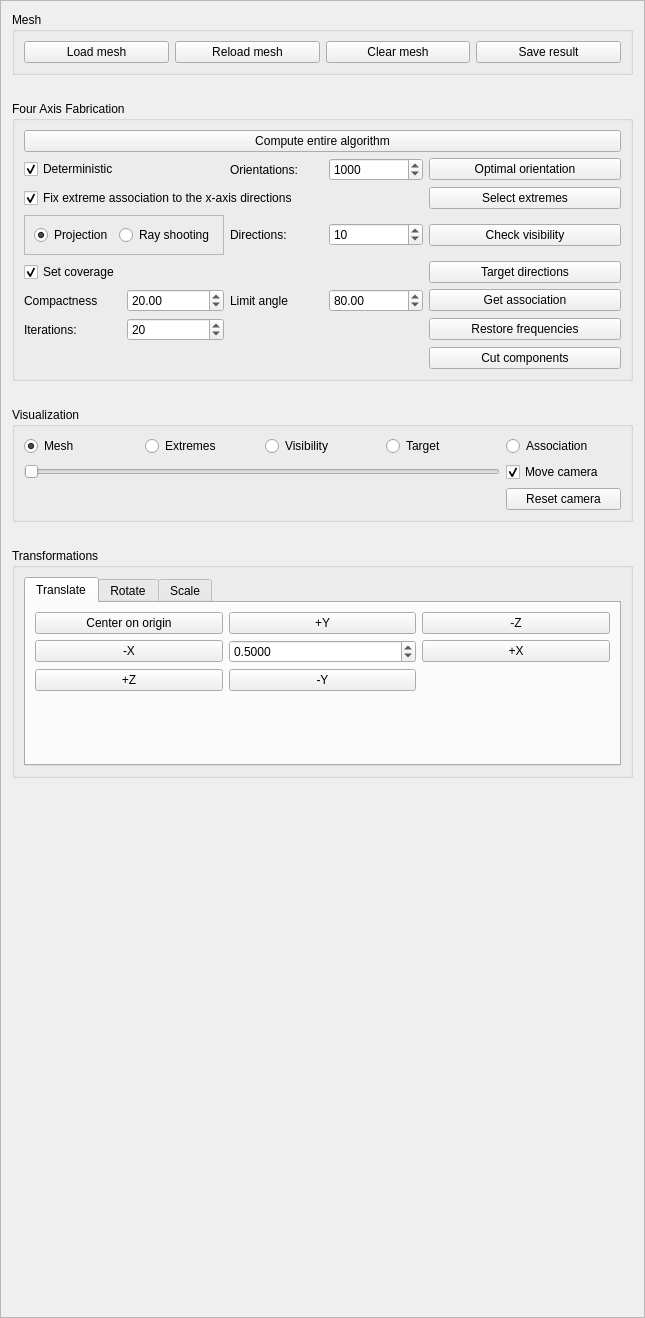
Above: GUI/managers/fouraxisfabricationmanager.ui from cg3hci/4AxisMilling before the change. Below: the same form after it.
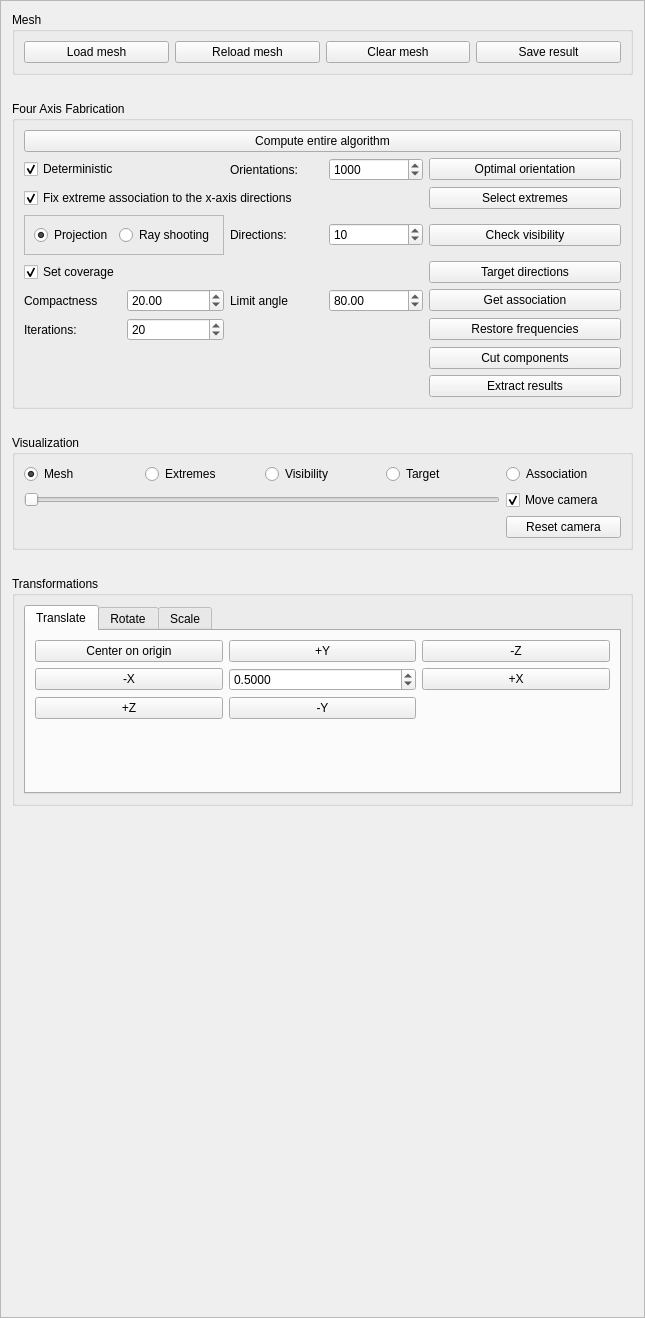
That is the form after the change.

Commit message: Extract results (surface meshes)

The edit to the form file:
```diff
--- a/GUI/managers/fouraxisfabricationmanager.ui
+++ b/GUI/managers/fouraxisfabricationmanager.ui
@@ -712,6 +712,13 @@
         </property>
        </widget>
       </item>
+      <item row="11" column="5" colspan="2">
+       <widget class="QPushButton" name="extractResultsButton">
+        <property name="text">
+         <string>Extract results</string>
+        </property>
+       </widget>
+      </item>
      </layout>
     </widget>
    </item>
```
Left out of the diff: 2 changed lines with no effect on the pictures. The commit also changes 11 other files.
